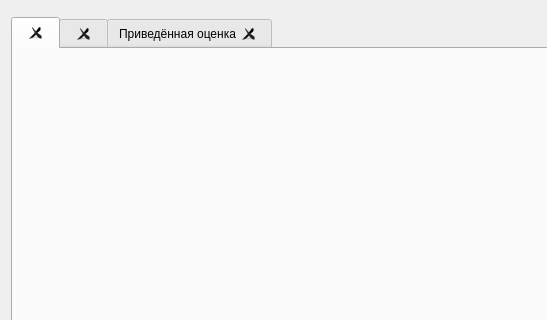
Before: the Qt Designer form expertreviewlib/propertytreeviewer.ui in AndreyMlashkin/ExpertReview, drawn with Qt 5; both pictures show x 0 to 547 and y 0 to 320 of the 729 by 637 pixel window.
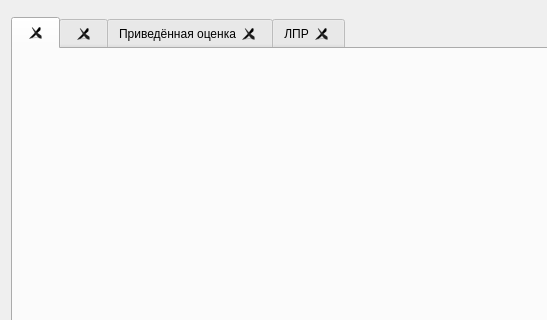
After: the same form once the commit is applied. Icons and pictures are not drawn.

Commit message: Added final cast tab

The edit to the form file:
```diff
--- a/expertreviewlib/propertytreeviewer.ui
+++ b/expertreviewlib/propertytreeviewer.ui
@@ -99,6 +99,11 @@
          </property>
         </layout>
        </widget>
+       <widget class="QWidget" name="finalCast">
+        <attribute name="title">
+         <string>ЛПР</string>
+        </attribute>
+       </widget>
       </widget>
      </item>
      <item alignment="Qt::AlignRight">
```
The commit also changes 2 other files.
